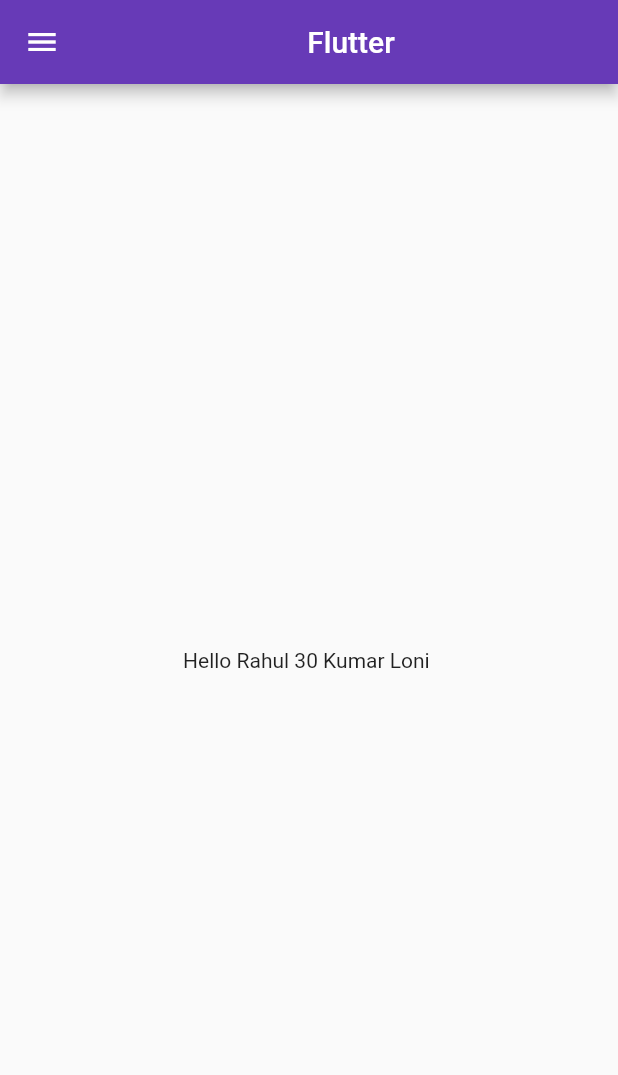
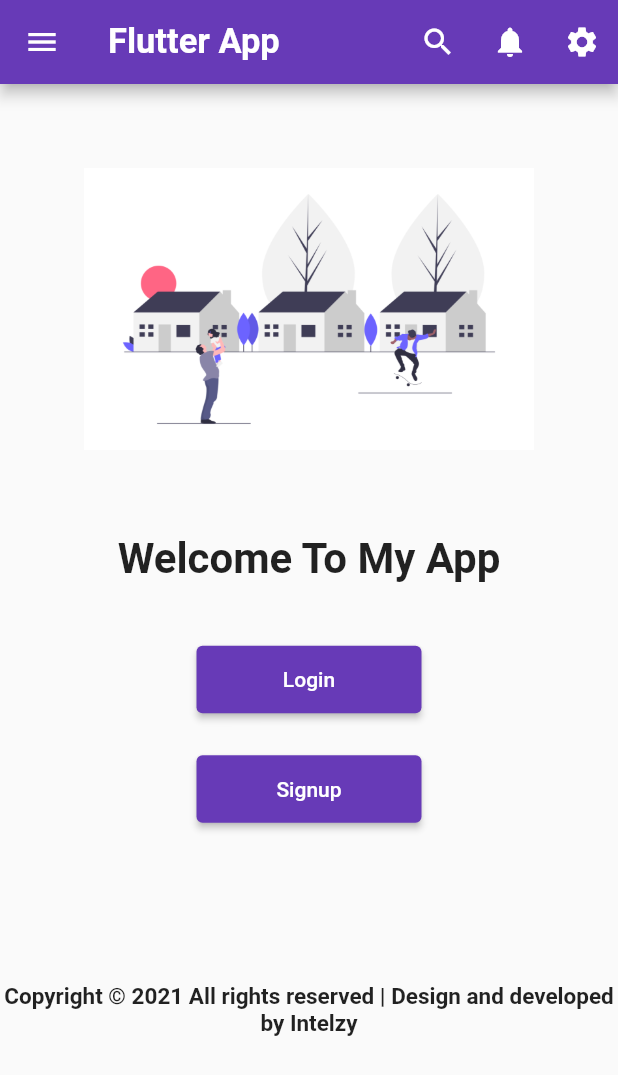
Before and after one commit to rahul-loni/flutter, a Flutter app: the HomePage screen opened directly, on a phone screen of 412 x 824 dp. Shown: the top 1075 px of the screen. Run offline on Flutter 3.47's test engine with Material 2 defaults, Android fonts, the phone set to English and light mode, and no system bars; our stand-ins replace google_fonts.

Commit message:
6th commit : Design HomePage and  SignupPage.

```diff
--- a/lib/main.dart
+++ b/lib/main.dart
@@ -1,6 +1,7 @@
 import 'package:flutter/material.dart';
 import 'package:flutter_colab/page/home_page.dart';
 import 'package:flutter_colab/page/login_page.dart';
+import 'package:flutter_colab/page/signup_page.dart';
 import 'package:flutter_colab/utils/routes.dart';
 import 'package:google_fonts/google_fonts.dart';
 
@@ -27,9 +28,10 @@ class MyApp extends StatelessWidget {
       ),
       //initialRoute:"/home" ,
       routes: {
-        "/":(context)=>new LoginPage(),
-        MyRoutes.HomeRoute:(context)=>HomePage(),
+        "/":(context)=>new HomePage(),
+        MyRoutes.SignupRoute:(context)=>SignupPage(),
         MyRoutes.LoginRoute:(context)=>LoginPage(),
+        //MyRoutes.SignupRoute:(context)=>SignupPage(),
  },
     );
   }
--- a/lib/page/home_page.dart
+++ b/lib/page/home_page.dart
@@ -1,23 +1,103 @@
 import 'package:flutter/material.dart';
+import 'package:flutter_colab/utils/routes.dart';
 class HomePage extends StatelessWidget {
-  final int days=30;
+  ////final int days=30;
   final String name="Loni";
   @override
   Widget build(BuildContext context) {
     return Scaffold(
       appBar: AppBar(
-        title: Center(
-          child: Text("Flutter"),
-        )
+        title: Text("Flutter App",style: TextStyle(
+          fontWeight: FontWeight.bold,fontSize: 23.0,
+        ),),
+        // backgroundColor: Colors.white,
+        actions: <Widget>[
+          IconButton(
+            onPressed:_onSearchButtonPressed(),
+            tooltip: 'Search',
+            icon: const Icon(
+              Icons.search,
+              color: Colors.white,
+
+            ),
+          ),
+          IconButton(
+            tooltip: 'notification',
+            icon:const Icon(
+                Icons.notifications,
+              color: Colors.white,
+
+            ),
+
+          ),
+          IconButton(
+            tooltip: 'setting',
+            icon:const Icon(
+              Icons.settings,
+              color: Colors.white,
+
+            ),
+
+          )
+        ],
       ),
-      body: Center(
-        child: Container(
-          child: Text("Hello Rahul $days Kumar $name "),
+
+
+    body: Center(
+        child: Column(
+          children: <Widget>[
+            Image.asset("assets/images/home_image.png",height: 300,width: 300,),
+            Text("Welcome To My App",style: TextStyle(
+              fontSize: 28.0,
+              fontWeight: FontWeight.bold,
+              color: Colors.black87
+            ),),
+            SizedBox(
+              height: 40.0,
+            ),
+        ElevatedButton(
+            child: Text("Login"),
+            style:TextButton.styleFrom(minimumSize: Size(150,45)),
+           onPressed: (){
+              Navigator.pushNamed(context, MyRoutes.LoginRoute);
+             },
+          ),
+            SizedBox(
+              height: 25.0,
+            ),
+            ElevatedButton(
+              child: Text("Signup"),
+              style:TextButton.styleFrom(minimumSize: Size(150,45)),
+              onPressed: (){
+                Navigator.pushNamed(context, MyRoutes.SignupRoute);
+              },
+            ),
+            SizedBox(
+              height: 105.0,
+            ),
+            Text("Copyright © 2021 All rights reserved | Design and developed by Intelzy",style: TextStyle(
+                fontSize: 15.0,
+                fontWeight: FontWeight.bold,
+                color: Colors.black87
+            ),
+                textAlign: TextAlign.center
+            ),
+          ],
+
+
         ),
       ),
       drawer: Drawer(
 
+
       ),
+
+
     );
+
+  }
+
+  _onSearchButtonPressed() {
+
   }
 }
--- a/lib/page/login_page.dart
+++ b/lib/page/login_page.dart
@@ -4,9 +4,11 @@ import 'package:flutter_colab/utils/routes.dart';
 class LoginPage extends StatefulWidget {
   @override
   _LoginPageState createState() => _LoginPageState();
+
 }
 
 class _LoginPageState extends State<LoginPage> {
+
   String name="";
   bool changeButton=false;
   final _formKey=GlobalKey<FormState>(
--- a/lib/utils/routes.dart
+++ b/lib/utils/routes.dart
@@ -1,4 +1,5 @@
 class MyRoutes{
   static String LoginRoute="/Login";
   static String HomeRoute="/home";
+  static String SignupRoute="Signup";
 }
```
Also changed, not shown: lib/page/signup_page.dart (added, +143 -0 lines), assets/images/home_image.png (added).
